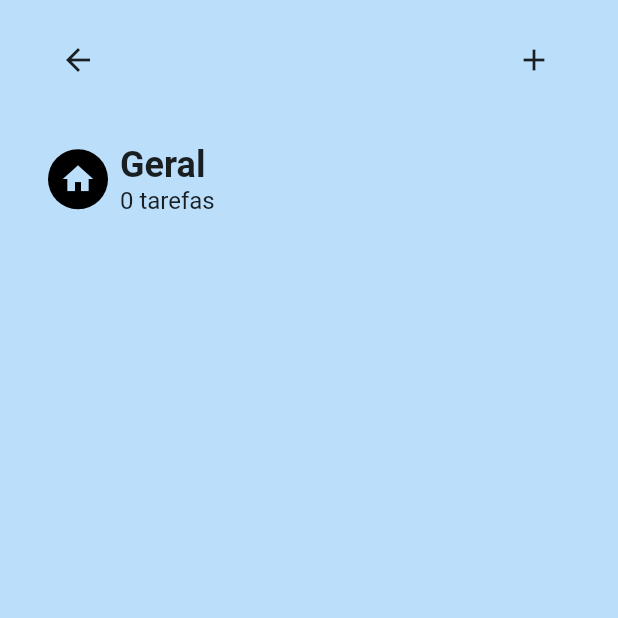
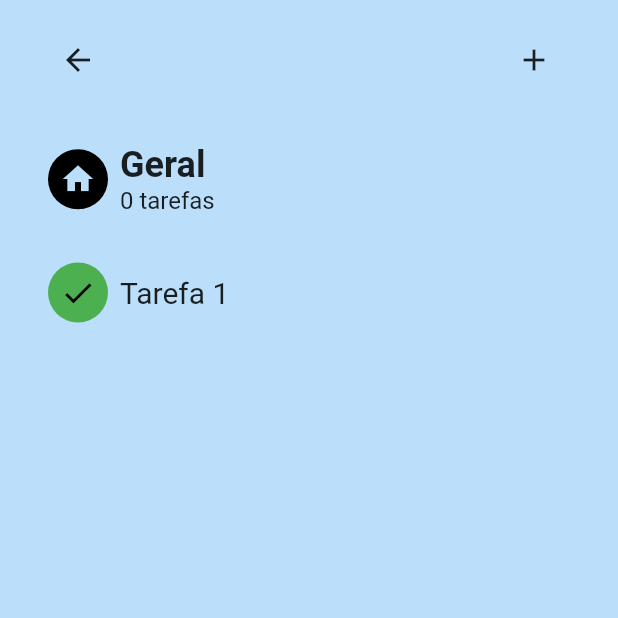
Before and after one commit to JacksonMonteiro/flutter_todo_app, a Flutter app: the CategoryView screen opened directly with sample values from the repository, on a phone screen of 412 x 824 dp, the top half of it. Run offline on Flutter 3.47's test engine with Material 2 defaults, Android fonts, the phone set to English and light mode, and no system bars; our stand-ins replace flutter_bloc; missing offline and left inert: flutter_iconpicker.

```diff
--- a/lib/app/app_widget.dart
+++ b/lib/app/app_widget.dart
@@ -7,9 +7,9 @@ class AppWidget extends StatelessWidget {
   @override
   Widget build(BuildContext context) {
     return MaterialApp(
-      debugShowCheckedModeBanner: false,
-      routes: Routes.instance.routes,
-      initialRoute: Routes.instance.initialRoute,
+        debugShowCheckedModeBanner: false,
+        routes: Routes.instance.routes,
+        initialRoute: Routes.instance.initialRoute,
     );
   }
 }
--- a/lib/app/blocs/task/task_events.dart
+++ /dev/null
@@ -1,3 +0,0 @@
-abstract class TaskEvent {}
-
-class LoadTasksEvent extends TaskEvent {}
--- a/lib/app/components/button_component.dart
+++ b/lib/app/components/button_component.dart
@@ -1,4 +1,3 @@
-import 'dart:io';
 import 'package:flutter/material.dart';
 
 class ButtonComponent extends StatelessWidget {
--- a/lib/app/components/date_picker_component.dart
+++ b/lib/app/components/date_picker_component.dart
@@ -1,4 +1,3 @@
-import 'dart:io';
 
 import 'package:flutter/material.dart';
 import 'package:intl/intl.dart';
--- a/lib/app/components/text_field_component.dart
+++ b/lib/app/components/text_field_component.dart
@@ -1,6 +1,4 @@
-import 'dart:io';
 
-import 'package:flutter/cupertino.dart';
 import 'package:flutter/material.dart';
 
 class TextFieldComponent extends StatelessWidget {
--- a/lib/app/models/task_model.dart
+++ b/lib/app/models/task_model.dart
@@ -1,4 +1,3 @@
-import 'package:todo/app/models/category_model.dart';
 
 class Task {
   final String name;
--- a/lib/app/services/task_service.dart
+++ b/lib/app/services/task_service.dart
@@ -3,7 +3,9 @@ import 'package:todo/app/services/interfaces/service_interface.dart';
 
 class TaskService extends IService {
   final List<Task> _tasks = [
-    Task(name: 'Tarefa inicial', category: 'Geral')
+    Task(name: 'Tarefa inicial', category: 'Geral'),
+    Task(name: 'Tarefa inicial', category: 'Geral'),
+    Task(name: 'Tarefa inicial', category: 'Geral'),
   ];
 
   @override
@@ -14,6 +16,7 @@ class TaskService extends IService {
 
   @override
   List<Task> get() {
+    print('Get task called');
     return _tasks;
   }
 
--- a/lib/app/utils/routes.dart
+++ b/lib/app/utils/routes.dart
@@ -19,7 +19,7 @@ class Routes {
   // Routes map
   Map<String, Widget Function(BuildContext)> get routes => {
     HOME: (context) => const HomeView(),
-    CATEGORY: (context)  => const CategoryView(),
-    ADD_TASK: (context) => const AddTaskView(),
+    // CATEGORY: (context)  => const CategoryView(),
+    // ADD_TASK: (context) => const AddTaskView(),
   };
 }
--- a/lib/app/views/category_view.dart
+++ b/lib/app/views/category_view.dart
@@ -1,6 +1,5 @@
 import 'package:flutter/material.dart';
-import 'package:flutter/src/widgets/container.dart';
-import 'package:flutter/src/widgets/framework.dart';
+import 'package:flutter_bloc/flutter_bloc.dart';
 import 'package:todo/app/models/category_model.dart';
 import 'package:todo/app/utils/routes.dart';
 
@@ -12,9 +11,11 @@ class CategoryView extends StatefulWidget {
 }
 
 class _CategoryViewState extends State<CategoryView> {
+
   @override
   Widget build(BuildContext context) {
     Category category = ModalRoute.of(context)?.settings.arguments as Category;
+
 
     return Scaffold(
       body: SafeArea(
@@ -30,14 +31,16 @@ class _CategoryViewState extends State<CategoryView> {
                 mainAxisAlignment: MainAxisAlignment.spaceBetween,
                 children: [
                   IconButton(
-                    alignment: Alignment.centerLeft,
+                      alignment: Alignment.centerLeft,
                       onPressed: () {
                         Navigator.of(context).pop();
                       },
                       icon: const Icon(Icons.arrow_back)),
                   IconButton(
                       onPressed: () {
-                        Navigator.of(context).pushNamed(Routes.instance.ADD_TASK, arguments: category.color);
+                        Navigator.of(context).pushNamed(
+                            Routes.instance.ADD_TASK,
+                            arguments: category.color);
                       },
                       icon: const Icon(Icons.add)),
                 ],
@@ -70,7 +73,35 @@ class _CategoryViewState extends State<CategoryView> {
                     ],
                   )
                 ],
-              )
+              ),
+              const SizedBox(
+                height: 32,
+              ),
+              ListView.builder(
+                      scrollDirection: Axis.vertical,
+                      shrinkWrap: true,
+                      itemCount: 1,
+                      itemBuilder: (context, i) => Row(
+                            children: [
+                              CircleAvatar(
+                                backgroundColor: Colors.green,
+                                child: IconButton(
+                                  onPressed: () {},
+                                  icon: const Icon(
+                                    Icons.check,
+                                    color: Colors.black,
+                                  ),
+                                ),
+                              ),
+                              const SizedBox(
+                                width: 8,
+                              ),
+                              Text(
+                                'Tarefa 1',
+                                style: const TextStyle(fontSize: 20),
+                              ),
+                            ],
+                          ))
             ],
           ),
         ),
--- a/pubspec.yaml
+++ b/pubspec.yaml
@@ -39,6 +39,7 @@ dependencies:
   bloc: ^8.1.0
   intl: ^0.18.0
   flutter_iconpicker: ^3.2.2
+  flutter_bloc: ^8.1.1
 
 dev_dependencies:
   flutter_test:
```
Also changed, not shown: lib/app/blocs/category/category_bloc.dart (deleted, +0 -21 lines), lib/app/blocs/category/category_events.dart (deleted, +0 -9 lines), lib/app/blocs/category/category_state.dart (deleted, +0 -16 lines), lib/app/blocs/task/task_bloc.dart (deleted, +0 -16 lines), lib/app/blocs/task/task_state.dart (deleted, +0 -14 lines), lib/app/components/category_form_component.dart (+4 -5 lines), lib/app/presenters/home_presenter.dart (added, +33 -0 lines), lib/app/views/add_task_view.dart (+31 -34 lines), lib/app/views/home_view.dart (+39 -49 lines), pubspec.lock.
